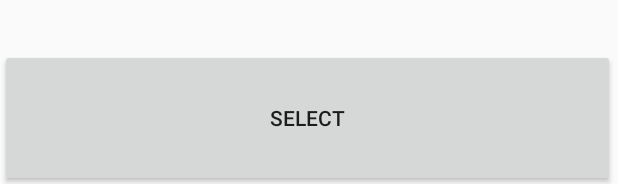
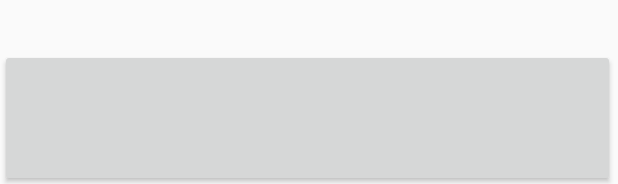
Before and after one commit to hqmutaro/Umimamoru-android, an Android app: the layout row_item.xml on its own in the app's theme, with its tools: preview values and no code run, on a phone screen of 412 x 824 dp. Shown: the part 1049-1233 px from the top of the screen. Run offline under Robolectric (Android 15) with nearby library versions, the phone set to English and light mode, and no system bars.

Commit message:
fix: Buttonに地域名を表示させる

```diff
--- a/app/src/main/res/layout/row_item.xml
+++ b/app/src/main/res/layout/row_item.xml
@@ -19,7 +19,6 @@
         android:layout_marginEnd="2dp"
         android:layout_marginRight="2dp"
         android:layout_marginBottom="4dp"
-        android:text="@string/select"
         tools:ignore="RtlHardcoded" />
 
 </RelativeLayout>
```
